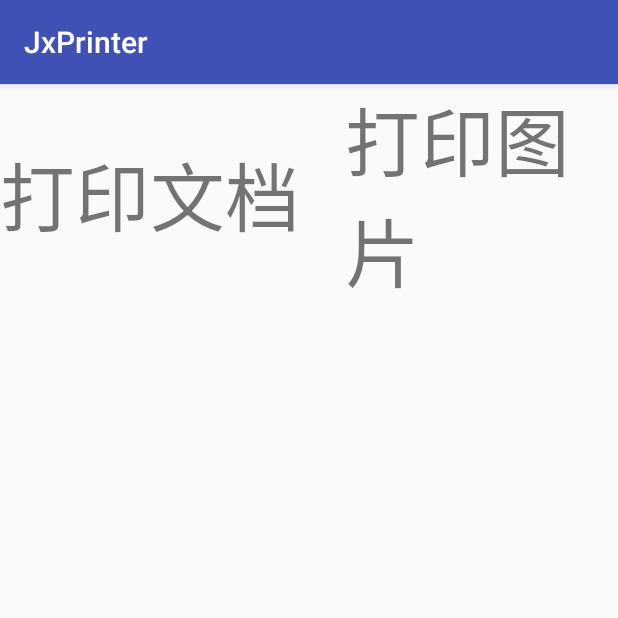
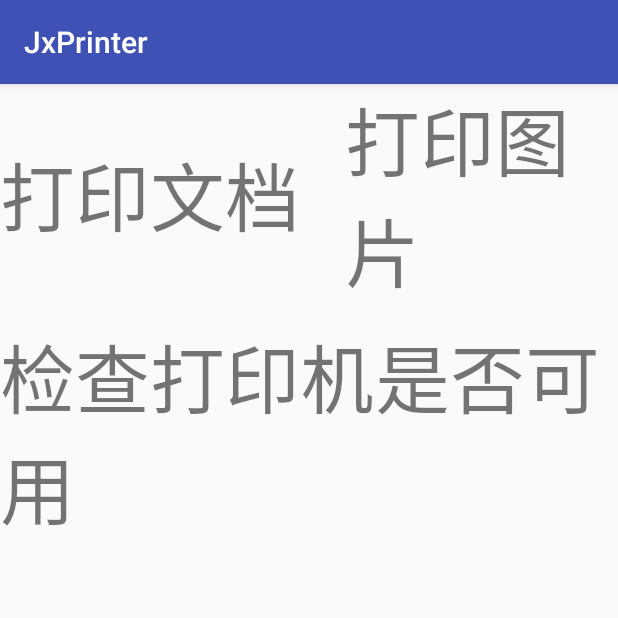
Before and after one commit to jiaxin262/printer, an Android app: the screen it shows after launch (MainActivity), after a tap on "打印文档", on a phone screen of 412 x 824 dp, the top half of it. Run offline under Robolectric (Android 15) with nearby library versions, the phone set to English and light mode, and no system bars; 5 statements that could not run were skipped.

Commit message:
增加查询打印机状态的逻辑;

```diff
--- a/app/src/main/java/com/yumao/jason/jxprinter/MainActivity.java
+++ b/app/src/main/java/com/yumao/jason/jxprinter/MainActivity.java
@@ -5,6 +5,7 @@ import android.content.Intent;
 import android.content.SharedPreferences;
 import android.graphics.Bitmap;
 import android.graphics.BitmapFactory;
+import android.net.Uri;
 import android.os.Environment;
 import android.os.Handler;
 import android.os.Looper;
@@ -27,7 +28,13 @@ import java.util.List;
 public class MainActivity extends AppCompatActivity implements View.OnClickListener {
     public static final String TAG = "MainActivity";
 
+    public static final String ACTION_PRINT_DIALOG = "android.print.PRINT_DIALOG";
+    public static final String EXTRA_PRINT_DOCUMENT_ADAPTER =
+            "android.print.intent.extra.EXTRA_PRINT_DOCUMENT_ADAPTER";
+
     public static final String SP_NAME_CANON_PRINTER_HELPER = "canon_printer_helper";
+    public static final String CHECK_PRINTER_VALID_NAME = "check-printer-valid";
+
     // pdf文件路径
     public static final String EXTRA_PRINT_PDF_FILE_PATH =
             "CANON_PRINT_PDF_FILE_PATH";
@@ -58,6 +65,7 @@ public class MainActivity extends AppCompatActivity implements View.OnClickListe
 
     private TextView mOpenPageTv;
     private TextView mGetExternalDir;
+    private TextView mCheckPrinterValidTv;
 
     private PrintManager mPrintManager;
     private Handler mHandler = new Handler(Looper.getMainLooper());
@@ -84,6 +92,7 @@ public class MainActivity extends AppCompatActivity implements View.OnClickListe
         mPrintLogLl = (LinearLayout) findViewById(R.id.print_log_ll);
         mOpenPageTv = (TextView) findViewById(R.id.open_new_activity);
         mGetExternalDir = (TextView) findViewById(R.id.get_external_dir);
+        mCheckPrinterValidTv = (TextView) findViewById(R.id.check_printer_valid);
 
         mOpenPageTv.setVisibility(View.GONE);
         mGetExternalDir.setVisibility(View.GONE);
@@ -92,6 +101,7 @@ public class MainActivity extends AppCompatActivity implements View.OnClickListe
         mPrintImgTv.setOnClickListener(this);
         mOpenPageTv.setOnClickListener(this);
         mGetExternalDir.setOnClickListener(this);
+        mCheckPrinterValidTv.setOnClickListener(this);
 
         mPrintAttrsSp = getSharedPreferences(SP_NAME_CANON_PRINTER_HELPER, Context.MODE_WORLD_READABLE | Context.MODE_MULTI_PROCESS);
 
@@ -102,7 +112,7 @@ public class MainActivity extends AppCompatActivity implements View.OnClickListe
         final int viewId = v.getId();
         if (viewId == R.id.print_doc_tv) {
             Log.d(TAG, "click print doc btn");
-            doPrintDoc();
+            doPrintDoc("print-doc");
         } else if (viewId == R.id.print_img_tv) {
             Log.d(TAG, "click print img btn");
             doPrintImg();
@@ -115,7 +125,14 @@ public class MainActivity extends AppCompatActivity implements View.OnClickListe
             TextView tv = new TextView(MainActivity.this);
             tv.setText(dirStr);
             mPrintLogLl.addView(tv);
+        } else if (viewId == R.id.check_printer_valid) {
+            Log.d(TAG, "check printer valid");
+            checkPrinterValid();
         }
+    }
+
+    private void checkPrinterValid() {
+        doPrintDoc(CHECK_PRINTER_VALID_NAME);
     }
 
     private void openNewPage() {
@@ -123,7 +140,7 @@ public class MainActivity extends AppCompatActivity implements View.OnClickListe
         startActivity(intent);
     }
 
-    private void doPrintDoc() {
+    private void doPrintDoc(String printJobName) {
         Log.d(TAG, "doPrintDoc()");
         if (mPrintManager == null) {
             mPrintManager = (PrintManager) getSystemService(Context.PRINT_SERVICE);
@@ -147,7 +164,7 @@ public class MainActivity extends AppCompatActivity implements View.OnClickListe
         printDocumentAdapter.setPdfFilePath(mPdfFilePath);
         printDocumentAdapter.setTotalPages(TOTAL_PAGE_COUNT);
 
-        PrintJob printJob = mPrintManager.print("test-print-doc", printDocumentAdapter, attr);
+        PrintJob printJob = mPrintManager.print(printJobName, printDocumentAdapter, attr);
         checkPrintJob(printJob);
     }
 
@@ -170,8 +187,10 @@ public class MainActivity extends AppCompatActivity implements View.OnClickListe
             toast.show();
             cancelPrintJob(printJobId);
         } else if (mPrintJobState == PrintJobInfo.STATE_CANCELED) {
-            Log.d(TAG, "print job " + printJobId.toString() + " is cancelled");
-
+            Log.d(TAG, "print job " + printJobId.toString() + " is cancelled, printJobInfo.getLabel():" + printJobInfo.getLabel());
+            if (CHECK_PRINTER_VALID_NAME.equals(printJobInfo.getLabel())) {
+                Log.d(TAG, "printer state:" + mPrintJobStateReason);
+            }
         } else if (mPrintJobState == PrintJobInfo.STATE_COMPLETED) {
             Log.d(TAG, "print job " + printJobId.toString() + " is completed");
 
--- a/app/src/main/res/layout/activity_main.xml
+++ b/app/src/main/res/layout/activity_main.xml
@@ -51,6 +51,13 @@
                 android:text="获取文件夹路径"
                 android:textSize="50dp" />
 
+            <TextView
+                android:id="@+id/check_printer_valid"
+                android:layout_width="wrap_content"
+                android:layout_height="wrap_content"
+                android:text="检查打印机是否可用"
+                android:textSize="50dp" />
+
         </LinearLayout>
 
     </ScrollView>
```
